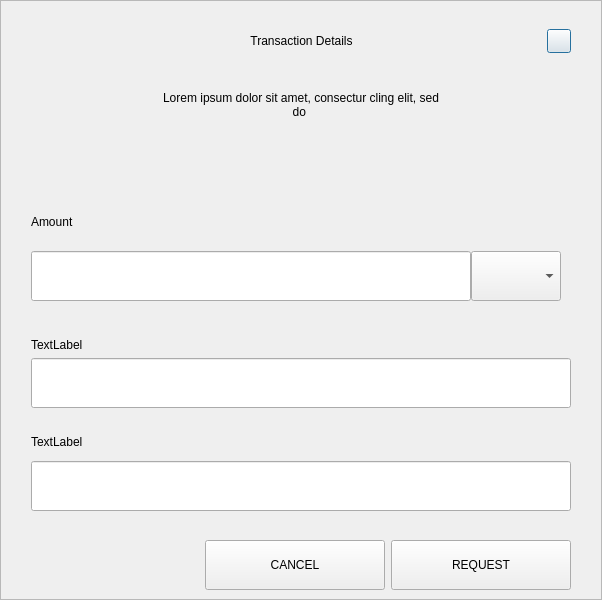
Qt form src/qt/vitae/forms/requestdialog.ui (VitaeTeam/Vitae) before a commit.
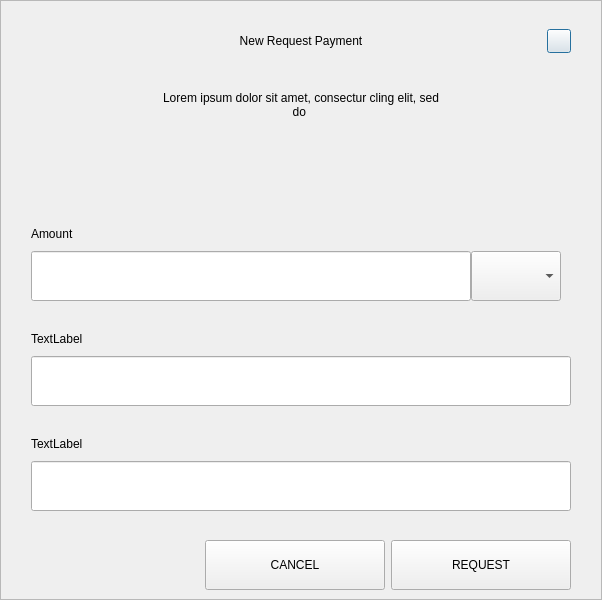
The same form after that commit.

Commit message:
[GUI] styling improvements, css class property set cleanup.
# Conflicts:
#	src/Makefile.qt.include

What changed in the file:
```diff
--- a/src/qt/vitae/forms/requestdialog.ui
+++ b/src/qt/vitae/forms/requestdialog.ui
@@ -92,7 +92,7 @@
            <string notr="true">padding-left:24px;</string>
           </property>
           <property name="text">
-           <string>Transaction Details</string>
+           <string>New Request Payment</string>
           </property>
           <property name="alignment">
            <set>Qt::AlignCenter</set>
@@ -203,7 +203,7 @@
             <property name="minimumSize">
              <size>
               <width>0</width>
-              <height>80</height>
+              <height>70</height>
              </size>
             </property>
             <property name="text">
@@ -217,26 +217,23 @@
             </property>
            </widget>
           </item>
-          <item>
-           <spacer name="verticalSpacer_3">
-            <property name="orientation">
-             <enum>Qt::Vertical</enum>
-            </property>
-            <property name="sizeType">
-             <enum>QSizePolicy::Fixed</enum>
-            </property>
-            <property name="sizeHint" stdset="0">
-             <size>
-              <width>20</width>
-              <height>20</height>
-             </size>
-            </property>
-           </spacer>
-          </item>
-          <item>
+          <item alignment="Qt::AlignBottom">
+           <widget class="QWidget" name="containerAmount" native="true">
            <layout class="QVBoxLayout" name="verticalLayout">
             <property name="spacing">
-             <number>5</number>
+              <number>9</number>
+             </property>
+             <property name="leftMargin">
+              <number>0</number>
+             </property>
+             <property name="topMargin">
+              <number>0</number>
+             </property>
+             <property name="rightMargin">
+              <number>0</number>
+             </property>
+             <property name="bottomMargin">
+              <number>0</number>
             </property>
             <item>
              <widget class="QLabel" name="labelSubtitleAmount">
@@ -257,9 +254,9 @@
               </property>
              </widget>
             </item>
-            <item>
+             <item alignment="Qt::AlignTop">
              <widget class="QWidget" name="layoutAmount" native="true">
-              <layout class="QHBoxLayout" name="horizontalLayout" stretch="1,0">
+               <layout class="QHBoxLayout" name="horizontalLayout" stretch="2,0">
                <property name="spacing">
                 <number>0</number>
                </property>
@@ -344,6 +341,7 @@
              </widget>
             </item>
            </layout>
+           </widget>
           </item>
           <item>
            <spacer name="verticalSpacer_31">
@@ -356,7 +354,7 @@
             <property name="sizeHint" stdset="0">
              <size>
               <width>20</width>
-              <height>20</height>
+              <height>30</height>
              </size>
             </property>
            </spacer>
@@ -364,7 +362,7 @@
           <item>
            <layout class="QVBoxLayout" name="verticalLayoutLabel">
             <property name="spacing">
-             <number>5</number>
+             <number>9</number>
             </property>
             <item>
              <widget class="QLabel" name="labelSubtitleLabel">
@@ -414,7 +412,7 @@
             <property name="sizeHint" stdset="0">
              <size>
               <width>20</width>
-              <height>20</height>
+              <height>30</height>
              </size>
             </property>
            </spacer>
@@ -422,10 +420,22 @@
           <item>
            <layout class="QVBoxLayout" name="verticalLayoutDescription">
             <property name="spacing">
-             <number>5</number>
+             <number>9</number>
             </property>
             <item>
              <widget class="QLabel" name="labelSubtitleDescription">
+              <property name="minimumSize">
+               <size>
+                <width>0</width>
+                <height>16</height>
+               </size>
+              </property>
+              <property name="maximumSize">
+               <size>
+                <width>16777215</width>
+                <height>16</height>
+               </size>
+              </property>
               <property name="text">
                <string>TextLabel</string>
               </property>
```
Left out of the diff: 3 changed lines with no effect on the pictures. Lines whose indentation alone changed are shown as unchanged. The commit also changes 16 other files.
